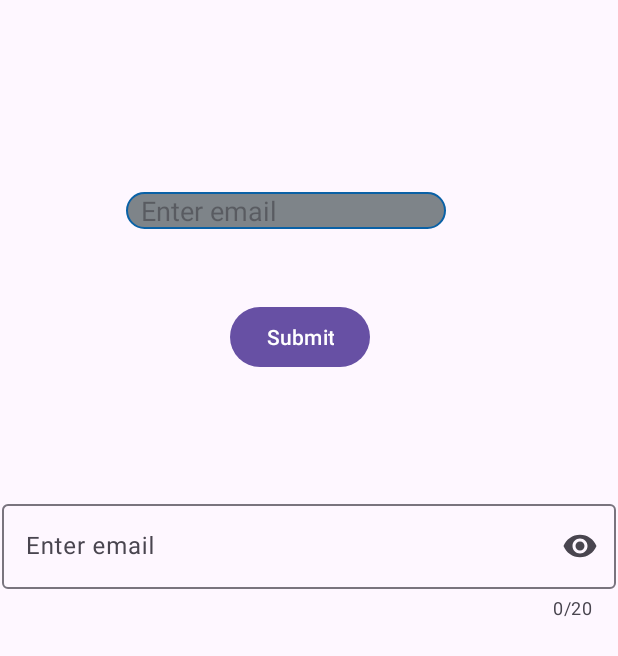
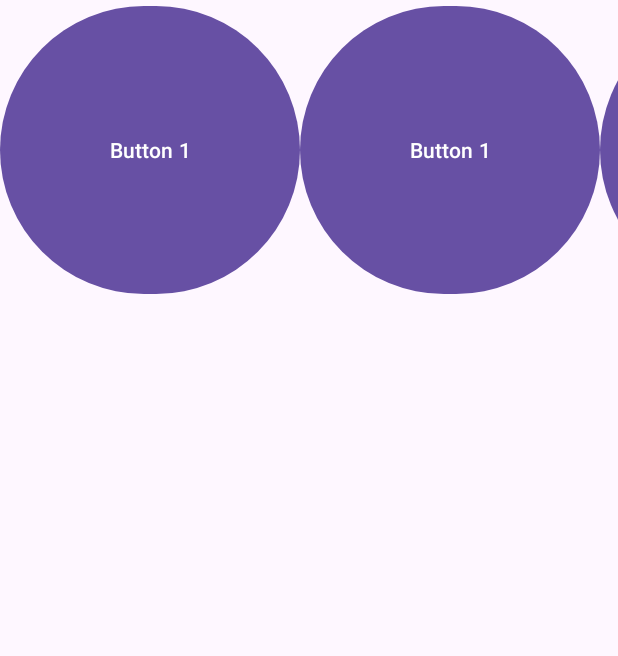
Before and after one commit to Sprajapati123/35ABCD, an Android app: the screen it shows after launch (FormActivity before the commit, DashboardActivity after it), on a phone screen of 412 x 824 dp. Shown: the top 656 px of the screen. Run offline under Robolectric (Android 15) with nearby library versions, the phone set to English and light mode, and no system bars.

Commit message:
scroll view

```diff
--- a/app/src/main/AndroidManifest.xml
+++ b/app/src/main/AndroidManifest.xml
@@ -12,6 +12,15 @@
         android:supportsRtl="true"
         android:theme="@style/Theme.Basics"
         tools:targetApi="31">
+        <activity
+            android:name=".DashboardActivity"
+            android:exported="true">
+            <intent-filter>
+                <action android:name="android.intent.action.MAIN" />
+
+                <category android:name="android.intent.category.LAUNCHER" />
+            </intent-filter>
+        </activity>
         <activity
             android:name=".ListActivity"
             android:exported="true">
--- /dev/null
+++ b/app/src/main/java/com/example/basics/DashboardActivity.kt
@@ -0,0 +1,20 @@
+package com.example.basics
+
+import android.os.Bundle
+import androidx.activity.enableEdgeToEdge
+import androidx.appcompat.app.AppCompatActivity
+import androidx.core.view.ViewCompat
+import androidx.core.view.WindowInsetsCompat
+
+class DashboardActivity : AppCompatActivity() {
+    override fun onCreate(savedInstanceState: Bundle?) {
+        super.onCreate(savedInstanceState)
+        enableEdgeToEdge()
+        setContentView(R.layout.activity_dashboard)
+        ViewCompat.setOnApplyWindowInsetsListener(findViewById(R.id.main)) { v, insets ->
+            val systemBars = insets.getInsets(WindowInsetsCompat.Type.systemBars())
+            v.setPadding(systemBars.left, systemBars.top, systemBars.right, systemBars.bottom)
+            insets
+        }
+    }
+}
--- a/app/src/main/java/com/example/basics/ListActivity.kt
+++ b/app/src/main/java/com/example/basics/ListActivity.kt
@@ -35,6 +35,7 @@ class ListActivity : AppCompatActivity(){
 
         listView.adapter = adapter
 
+
         listView.setOnItemClickListener {
                adapterView, view, position, l ->
 
--- /dev/null
+++ b/app/src/main/res/layout/activity_dashboard.xml
@@ -0,0 +1,73 @@
+<?xml version="1.0" encoding="utf-8"?>
+<ScrollView xmlns:android="http://schemas.android.com/apk/res/android"
+    xmlns:app="http://schemas.android.com/apk/res-auto"
+    xmlns:tools="http://schemas.android.com/tools"
+    android:id="@+id/main"
+    android:layout_width="match_parent"
+    android:layout_height="match_parent"
+    tools:context=".DashboardActivity">
+    <HorizontalScrollView
+        android:scrollbars="none"
+        android:layout_width="match_parent"
+        android:layout_height="match_parent">
+
+        <LinearLayout
+            android:orientation="horizontal"
+            android:layout_width="match_parent"
+            android:layout_height="match_parent">
+            <Button
+                android:text="Button 1"
+                android:layout_width="200dp"
+                android:layout_height="200dp"/>
+            <Button
+                android:text="Button 1"
+                android:layout_width="200dp"
+                android:layout_height="200dp"/>
+            <Button
+                android:text="Button 1"
+                android:layout_width="200dp"
+                android:layout_height="200dp"/>
+            <Button
+                android:text="Button 1"
+                android:layout_width="200dp"
+                android:layout_height="200dp"/>
+            <Button
+                android:text="Button 1"
+                android:layout_width="200dp"
+                android:layout_height="200dp"/>
+            <Button
+                android:text="Button 1"
+                android:layout_width="200dp"
+                android:layout_height="200dp"/>
+            <Button
+                android:text="Button 1"
+                android:layout_width="200dp"
+                android:layout_height="200dp"/>
+            <Button
+                android:text="Button 1"
+                android:layout_width="200dp"
+                android:layout_height="200dp"/>
+            <Button
+                android:text="Button 1"
+                android:layout_width="200dp"
+                android:layout_height="200dp"/>
+            <Button
+                android:text="Button 1"
+                android:layout_width="200dp"
+                android:layout_height="200dp"/>
+            <Button
+                android:text="Button 1"
+                android:layout_width="200dp"
+                android:layout_height="200dp"/>
+            <Button
+                android:text="Button 1"
+                android:layout_width="200dp"
+                android:layout_height="200dp"/>
+            <Button
+                android:text="Button 1"
+                android:layout_width="200dp"
+                android:layout_height="200dp"/>
+        </LinearLayout>
+    </HorizontalScrollView>
+
+</ScrollView>
```
